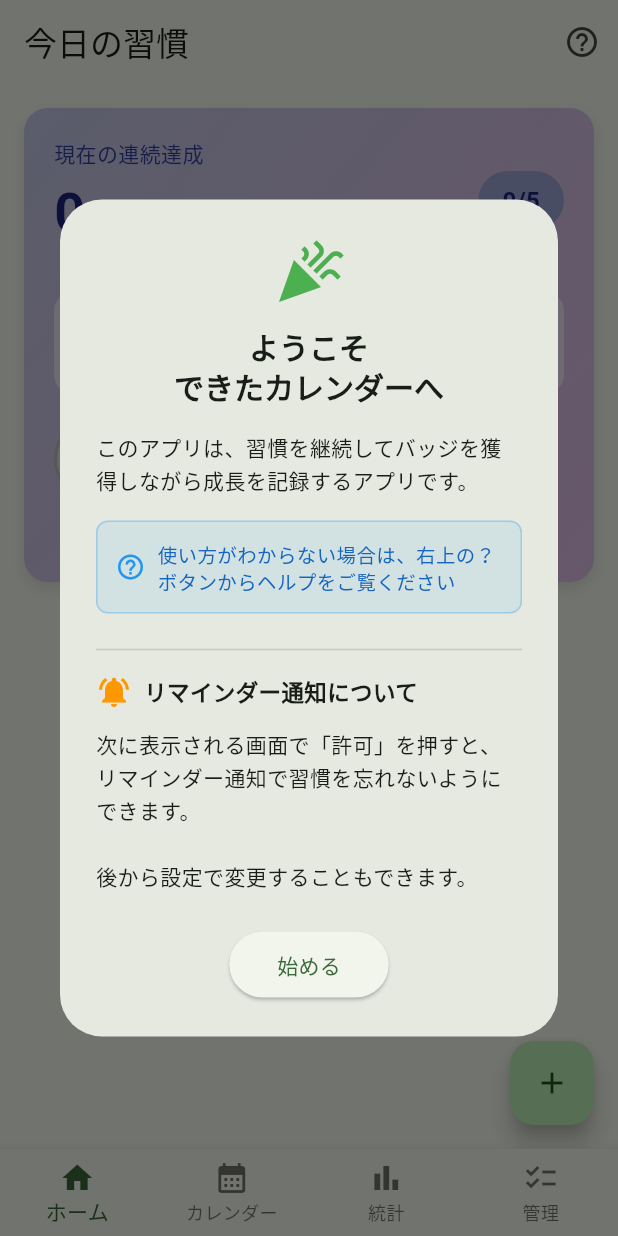
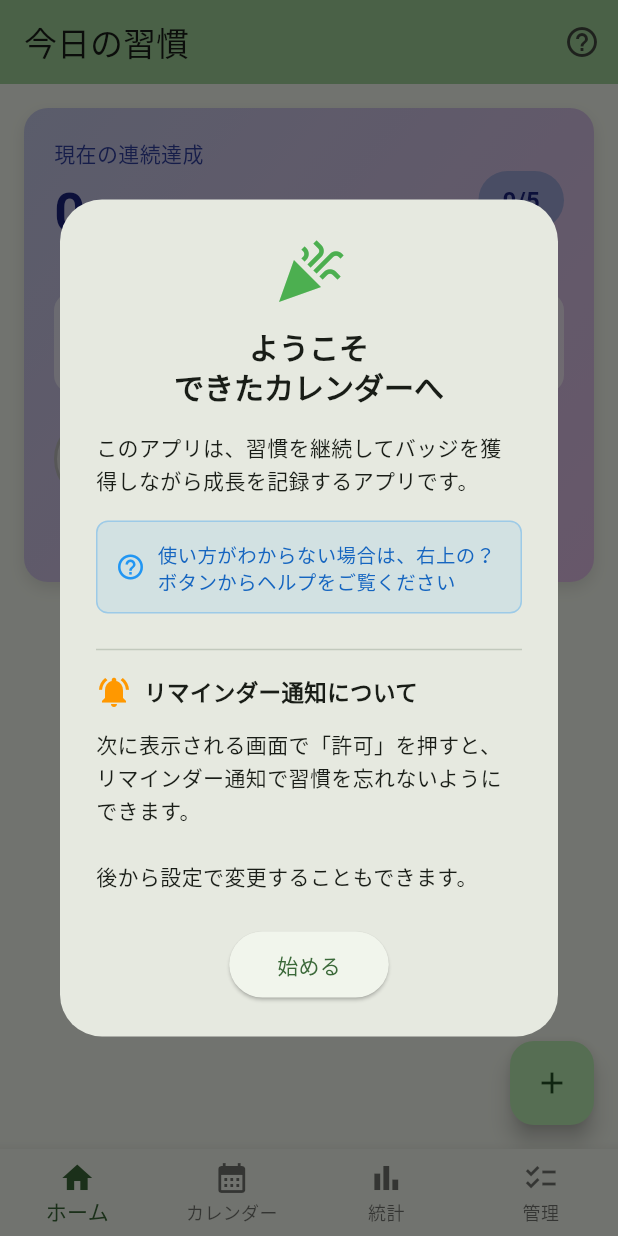
Before and after one commit to shi-takahashi/dekita_calendar, a Flutter app: the screen it shows after launch, after a tap on the "help outline" icon, on a phone screen of 412 x 824 dp. Run offline on Flutter 3.47's test engine with Material 3 defaults, Android fonts, the phone set to English and light mode, and no system bars; our stand-ins replace fl_chart, flutter_local_notifications, google_mobile_ads, permission_handler, shared_preferences, table_calendar and 1 more.

Commit message:
AppBarを統一する

```diff
--- a/lib/views/calendar_view.dart
+++ b/lib/views/calendar_view.dart
@@ -9,6 +9,7 @@ import '../services/ad_service.dart';
 import '../services/constellation_service.dart';
 import '../services/badge_service.dart';
 import '../widgets/shooting_star_animation.dart';
+import 'help_screen.dart';
 
 class CalendarView extends StatefulWidget {
   const CalendarView({super.key});
@@ -41,6 +42,17 @@ class _CalendarViewState extends State<CalendarView> {
       appBar: AppBar(
         title: const Text('カレンダー'),
         backgroundColor: Theme.of(context).colorScheme.inversePrimary,
+        actions: [
+          IconButton(
+            icon: const Icon(Icons.help_outline),
+            onPressed: () {
+              Navigator.push(
+                context,
+                MaterialPageRoute(builder: (context) => const HelpScreen()),
+              );
+            },
+          ),
+        ],
       ),
       body: Consumer<HabitController>(
         builder: (context, habitController, child) {
--- a/lib/views/home_view.dart
+++ b/lib/views/home_view.dart
@@ -294,6 +294,7 @@ class HomeViewState extends State<HomeView> with WidgetsBindingObserver {
     return Scaffold(
       appBar: AppBar(
         title: const Text('今日の習慣'),
+        backgroundColor: Theme.of(context).colorScheme.inversePrimary,
         actions: [
           IconButton(
             icon: const Icon(Icons.help_outline),
--- a/lib/views/settings_view.dart
+++ b/lib/views/settings_view.dart
@@ -4,6 +4,7 @@ import '../controllers/habit_controller.dart';
 import '../models/habit.dart';
 import 'edit_habit_screen.dart';
 import 'add_habit_screen.dart';
+import 'help_screen.dart';
 
 class SettingsView extends StatefulWidget {
   const SettingsView({super.key});
@@ -19,6 +20,17 @@ class _SettingsViewState extends State<SettingsView> {
       appBar: AppBar(
         title: const Text('習慣管理'),
         backgroundColor: Theme.of(context).colorScheme.inversePrimary,
+        actions: [
+          IconButton(
+            icon: const Icon(Icons.help_outline),
+            onPressed: () {
+              Navigator.push(
+                context,
+                MaterialPageRoute(builder: (context) => const HelpScreen()),
+              );
+            },
+          ),
+        ],
       ),
       body: Consumer<HabitController>(
         builder: (context, habitController, child) {
--- a/lib/views/statistics_view.dart
+++ b/lib/views/statistics_view.dart
@@ -3,6 +3,7 @@ import 'package:provider/provider.dart';
 import 'package:fl_chart/fl_chart.dart';
 import '../controllers/habit_controller.dart';
 import '../models/habit.dart';
+import 'help_screen.dart';
 
 class StatisticsView extends StatefulWidget {
   const StatisticsView({super.key});
@@ -25,6 +26,17 @@ class _StatisticsViewState extends State<StatisticsView> with AutomaticKeepAlive
       appBar: AppBar(
         title: const Text('統計'),
         backgroundColor: Theme.of(context).colorScheme.inversePrimary,
+        actions: [
+          IconButton(
+            icon: const Icon(Icons.help_outline),
+            onPressed: () {
+              Navigator.push(
+                context,
+                MaterialPageRoute(builder: (context) => const HelpScreen()),
+              );
+            },
+          ),
+        ],
       ),
       body: Consumer<HabitController>(
         builder: (context, habitController, child) {
```
